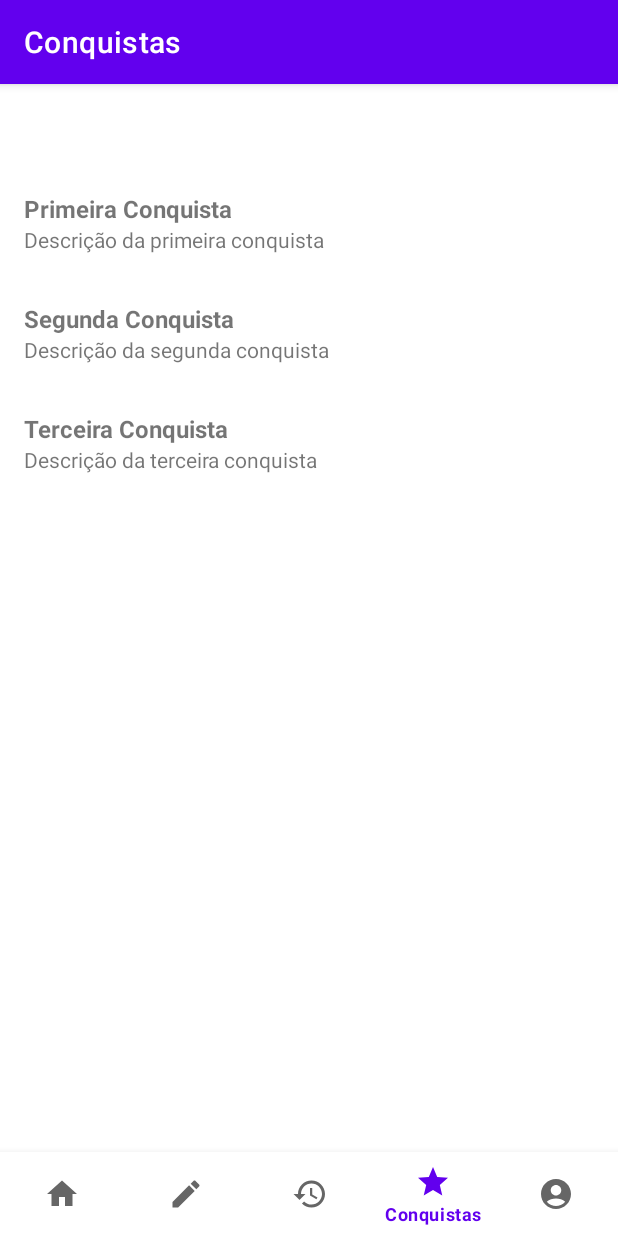
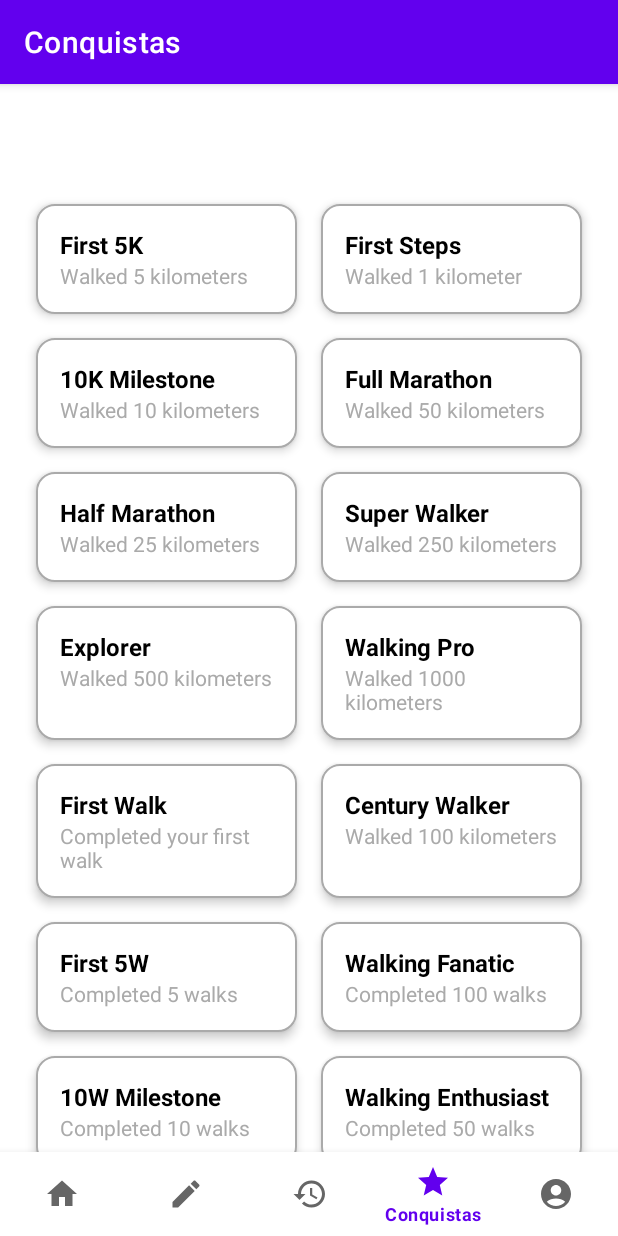
Before and after one commit to zDragonPaulo/TrailSnapV2, an Android app: the screen it shows after launch (MainActivity), item 4 of the bottom bar chosen, on a phone screen of 412 x 824 dp. Run offline under Robolectric (Android 15) with nearby library versions, the phone set to English and light mode, and no system bars; our stand-ins replace Room's generated code, navigation-ui.

Commit message:
Just added some Achievements :)

```diff
--- a/app/src/main/java/com/example/trailsnapv2/MainActivity.kt
+++ b/app/src/main/java/com/example/trailsnapv2/MainActivity.kt
@@ -2,15 +2,14 @@ package com.example.trailsnapv2
 
 import android.content.res.Configuration
 import android.os.Bundle
-import com.google.android.material.bottomnavigation.BottomNavigationView
 import androidx.appcompat.app.AppCompatActivity
 import androidx.navigation.findNavController
 import androidx.navigation.ui.AppBarConfiguration
 import androidx.navigation.ui.setupActionBarWithNavController
 import androidx.navigation.ui.setupWithNavController
 import com.example.trailsnapv2.databinding.ActivityMainBinding
+import com.google.android.material.bottomnavigation.BottomNavigationView
 import java.util.Locale
-
 
 /**
  * Main activity of the TrailSnap application.
@@ -32,9 +31,8 @@ class MainActivity : AppCompatActivity() {
     override fun onCreate(savedInstanceState: Bundle?) {
         super.onCreate(savedInstanceState)
 
-        // Restore the saved state
         val sharedPreferences = getSharedPreferences("AppSettings", MODE_PRIVATE)
-        val languageCode = sharedPreferences.getString("languageCode", "en") // Default to English if not set
+        val languageCode = sharedPreferences.getString("languageCode", "en")
         val locale = Locale(languageCode!!)
         Locale.setDefault(locale)
 
--- a/app/src/main/java/com/example/trailsnapv2/ui/achievements/AchievementsFragment.kt
+++ b/app/src/main/java/com/example/trailsnapv2/ui/achievements/AchievementsFragment.kt
@@ -6,7 +6,7 @@ import android.view.View
 import android.view.ViewGroup
 import androidx.fragment.app.Fragment
 import androidx.fragment.app.viewModels
-import androidx.recyclerview.widget.LinearLayoutManager
+import androidx.recyclerview.widget.GridLayoutManager
 import com.example.trailsnapv2.MyApp
 import com.example.trailsnapv2.databinding.FragmentAchievementsBinding
 import com.example.trailsnapv2.entities.SingularAchievement
@@ -25,24 +25,23 @@ class AchievementsFragment : Fragment() {
         savedInstanceState: Bundle?
     ): View {
         binding = FragmentAchievementsBinding.inflate(inflater, container, false)
-        viewModel.clearAllAchievements()
-        insertDummyAchievements()
+
+        // Insert dummy data only if needed
+        insertDummyAchievementsIfNeeded()
+
         return binding.root
     }
 
     override fun onViewCreated(view: View, savedInstanceState: Bundle?) {
         super.onViewCreated(view, savedInstanceState)
 
-        // Configurar RecyclerView
+        // Set up RecyclerView with GridLayoutManager
         adapter = AchievementsAdapter()
-        binding.recyclerViewAchievements.layoutManager = LinearLayoutManager(requireContext())
+        binding.recyclerViewAchievements.layoutManager = GridLayoutManager(requireContext(), 2) // 2 columns
         binding.recyclerViewAchievements.adapter = adapter
 
-        // Carregar conquistas
+        // Load achievements from the ViewModel
         loadAchievements()
-
-        // Testar inserção de conquistas fictícias
-        insertDummyAchievements()
     }
 
     private fun loadAchievements() {
@@ -50,13 +49,29 @@ class AchievementsFragment : Fragment() {
         adapter.submitList(achievements)
     }
 
-    private fun insertDummyAchievements() {
-        val dummyAchievements = listOf(
-            SingularAchievement(0, "Primeira Conquista", "Descrição da primeira conquista"),
-            SingularAchievement(0, "Segunda Conquista", "Descrição da segunda conquista"),
-            SingularAchievement(0, "Terceira Conquista", "Descrição da terceira conquista")
-        )
-        dummyAchievements.forEach { viewModel.insertAchievement(it) }
+    private fun insertDummyAchievementsIfNeeded() {
+        if (viewModel.getAllAchievements().isEmpty()) {
+            val dummyAchievements = listOf(
+                SingularAchievement(0, "First Steps", "Walked 1 kilometer"),
+                SingularAchievement(0, "First 5K", "Walked 5 kilometers"),
+                SingularAchievement(0, "10K Milestone", "Walked 10 kilometers"),
+                SingularAchievement(0, "Half Marathon", "Walked 25 kilometers"),
+                SingularAchievement(0, "Full Marathon", "Walked 50 kilometers"),
+                SingularAchievement(0, "Century Walker", "Walked 100 kilometers"),
+                SingularAchievement(0, "Super Walker", "Walked 250 kilometers"),
+                SingularAchievement(0, "Explorer", "Walked 500 kilometers"),
+                SingularAchievement(0, "Walking Pro", "Walked 1000 kilometers"),
+                SingularAchievement(0, "First Walk", "Completed your first walk"),
+                SingularAchievement(0, "First 5W", "Completed 5 walks"),
+                SingularAchievement(0, "10W Milestone", "Completed 10 walks"),
+                SingularAchievement(0, "25 Walks Challenge", "Completed 25 walks"),
+                SingularAchievement(0, "Walking Enthusiast", "Completed 50 walks"),
+                SingularAchievement(0, "Walking Fanatic", "Completed 100 walks"),
+                SingularAchievement(0, "Walking Maniac", "Completed 250 walks"),
+                SingularAchievement(0, "Walking Machine", "Completed 500 walks"),
+                SingularAchievement(0, "Walking Legend", "Completed 1000 walks"),
+            )
+            dummyAchievements.forEach { viewModel.insertAchievement(it) }
+        }
     }
-
 }
--- a/app/src/main/java/com/example/trailsnapv2/ui/dashboard/AppSettingsFragment.kt
+++ b/app/src/main/java/com/example/trailsnapv2/ui/dashboard/AppSettingsFragment.kt
@@ -1,18 +1,13 @@
 package com.example.trailsnapv2.ui.dashboard
 
-import android.content.Intent
 import android.content.res.Configuration
 import android.os.Bundle
 import android.view.LayoutInflater
 import android.view.View
 import android.view.ViewGroup
-import android.widget.AdapterView
-import android.widget.Spinner
 import androidx.appcompat.app.AppCompatActivity
 import androidx.appcompat.app.AppCompatDelegate
 import androidx.fragment.app.Fragment
-import com.example.trailsnapv2.MainActivity
-import com.example.trailsnapv2.R
 import com.example.trailsnapv2.databinding.FragmentAppSettingsBinding
 import java.util.Locale
 
--- a/app/src/main/java/com/example/trailsnapv2/ui/history/HistoryFragment.kt
+++ b/app/src/main/java/com/example/trailsnapv2/ui/history/HistoryFragment.kt
@@ -1,11 +1,11 @@
 package com.example.trailsnapv2.ui.history
 
-import androidx.fragment.app.viewModels
 import android.os.Bundle
-import androidx.fragment.app.Fragment
 import android.view.LayoutInflater
 import android.view.View
 import android.view.ViewGroup
+import androidx.fragment.app.Fragment
+import androidx.fragment.app.viewModels
 import com.example.trailsnapv2.R
 
 class HistoryFragment : Fragment() {
--- a/app/src/main/java/com/example/trailsnapv2/ui/profile/ProfileViewModel.kt
+++ b/app/src/main/java/com/example/trailsnapv2/ui/profile/ProfileViewModel.kt
@@ -5,7 +5,6 @@ import androidx.lifecycle.MutableLiveData
 import androidx.lifecycle.ViewModel
 import androidx.lifecycle.viewModelScope
 import com.example.trailsnapv2.dao.UserDao
-import kotlinx.coroutines.flow.collect
 import kotlinx.coroutines.launch
 
 /**
--- a/app/src/main/java/com/example/trailsnapv2/ui/walk/AddWalkFragment.kt
+++ b/app/src/main/java/com/example/trailsnapv2/ui/walk/AddWalkFragment.kt
@@ -1,12 +1,12 @@
 package com.example.trailsnapv2.ui.walk
 
-import androidx.fragment.app.viewModels
 import android.os.Bundle
-import androidx.fragment.app.Fragment
 import android.view.LayoutInflater
 import android.view.View
 import android.view.ViewGroup
 import android.widget.Button
+import androidx.fragment.app.Fragment
+import androidx.fragment.app.viewModels
 import androidx.navigation.NavOptions
 import androidx.navigation.fragment.findNavController
 import com.example.trailsnapv2.R
--- a/app/src/main/java/com/example/trailsnapv2/ui/walk/EditWalkFragment.kt
+++ b/app/src/main/java/com/example/trailsnapv2/ui/walk/EditWalkFragment.kt
@@ -1,15 +1,14 @@
 package com.example.trailsnapv2.ui.walk
 
-import androidx.fragment.app.viewModels
 import android.os.Bundle
-import androidx.fragment.app.Fragment
 import android.view.LayoutInflater
 import android.view.View
 import android.view.ViewGroup
 import android.widget.Button
+import androidx.fragment.app.Fragment
+import androidx.fragment.app.viewModels
 import androidx.navigation.fragment.findNavController
 import com.example.trailsnapv2.R
-import com.example.trailsnapv2.R.id.editButton
 
 class EditWalkFragment : Fragment() {
 
--- a/app/src/main/java/com/example/trailsnapv2/ui/walk/WalkDetailsFragment.kt
+++ b/app/src/main/java/com/example/trailsnapv2/ui/walk/WalkDetailsFragment.kt
@@ -1,12 +1,12 @@
 package com.example.trailsnapv2.ui.walk
 
-import androidx.fragment.app.viewModels
 import android.os.Bundle
-import androidx.fragment.app.Fragment
 import android.view.LayoutInflater
 import android.view.View
 import android.view.ViewGroup
 import android.widget.Button
+import androidx.fragment.app.Fragment
+import androidx.fragment.app.viewModels
 import androidx.navigation.fragment.findNavController
 import com.example.trailsnapv2.R
 
--- a/app/src/main/java/com/example/trailsnapv2/ui/walk/WalkFragment.kt
+++ b/app/src/main/java/com/example/trailsnapv2/ui/walk/WalkFragment.kt
@@ -1,12 +1,12 @@
 package com.example.trailsnapv2.ui.walk
 
-import androidx.fragment.app.viewModels
 import android.os.Bundle
-import androidx.fragment.app.Fragment
 import android.view.LayoutInflater
 import android.view.View
 import android.view.ViewGroup
 import android.widget.Button
+import androidx.fragment.app.Fragment
+import androidx.fragment.app.viewModels
 import androidx.navigation.fragment.findNavController
 import com.example.trailsnapv2.R
 
--- /dev/null
+++ b/app/src/main/res/drawable/item_background.xml
@@ -0,0 +1,5 @@
+<shape xmlns:android="http://schemas.android.com/apk/res/android">
+    <solid android:color="@android:color/white" />
+    <corners android:radius="12dp" />
+    <stroke android:width="1dp" android:color="@android:color/darker_gray" />
+</shape>
--- a/app/src/main/res/layout/fragment_achievements.xml
+++ b/app/src/main/res/layout/fragment_achievements.xml
@@ -7,6 +7,7 @@
     <androidx.recyclerview.widget.RecyclerView
         android:id="@+id/recycler_view_achievements"
         android:layout_width="match_parent"
-        android:layout_height="match_parent" />
+        android:layout_height="match_parent"
+        android:layout_margin="16dp" />
 
 </FrameLayout>
--- a/app/src/main/res/layout/item_achievement.xml
+++ b/app/src/main/res/layout/item_achievement.xml
@@ -1,9 +1,12 @@
 <?xml version="1.0" encoding="utf-8"?>
 <androidx.constraintlayout.widget.ConstraintLayout xmlns:android="http://schemas.android.com/apk/res/android"
+    xmlns:app="http://schemas.android.com/apk/res-auto"
     android:layout_width="match_parent"
     android:layout_height="wrap_content"
-    xmlns:app="http://schemas.android.com/apk/res-auto"
-    android:padding="16dp">
+    android:layout_margin="8dp"
+    android:background="@drawable/item_background"
+    android:padding="16dp"
+    android:elevation="4dp">
 
     <TextView
         android:id="@+id/achievement_name"
@@ -12,6 +15,7 @@
         android:text="Achievement Name"
         android:textSize="16sp"
         android:textStyle="bold"
+        android:textColor="@android:color/black"
         app:layout_constraintEnd_toEndOf="parent"
         app:layout_constraintStart_toStartOf="parent"
         app:layout_constraintTop_toTopOf="parent" />
@@ -22,6 +26,7 @@
         android:layout_height="wrap_content"
         android:text="Achievement Description"
         android:textSize="14sp"
+        android:textColor="@android:color/darker_gray"
         app:layout_constraintEnd_toEndOf="parent"
         app:layout_constraintStart_toStartOf="parent"
         app:layout_constraintTop_toBottomOf="@id/achievement_name" />
--- a/app/src/main/res/values-night/themes.xml
+++ b/app/src/main/res/values-night/themes.xml
@@ -1,4 +1,4 @@
-<resources xmlns:tools="http://schemas.android.com/tools">
+<resources>
     <!-- Base application theme. -->
     <style name="Theme.TrailSnapV2" parent="Theme.MaterialComponents.DayNight.DarkActionBar">
         <!-- Primary brand color. -->
--- a/app/src/main/res/values/themes.xml
+++ b/app/src/main/res/values/themes.xml
@@ -1,4 +1,4 @@
-<resources xmlns:tools="http://schemas.android.com/tools">
+<resources>
     <!-- Base application theme. -->
     <style name="Theme.TrailSnapV2" parent="Theme.MaterialComponents.DayNight.DarkActionBar">
         <!-- Primary brand color. -->
```
Also changed, not shown: app/src/main/java/com/example/trailsnapv2/AppDatabase.kt (+14 -3 lines), app/src/main/java/com/example/trailsnapv2/dao/UserDao.kt (+8 -0 lines), 2 other files.
